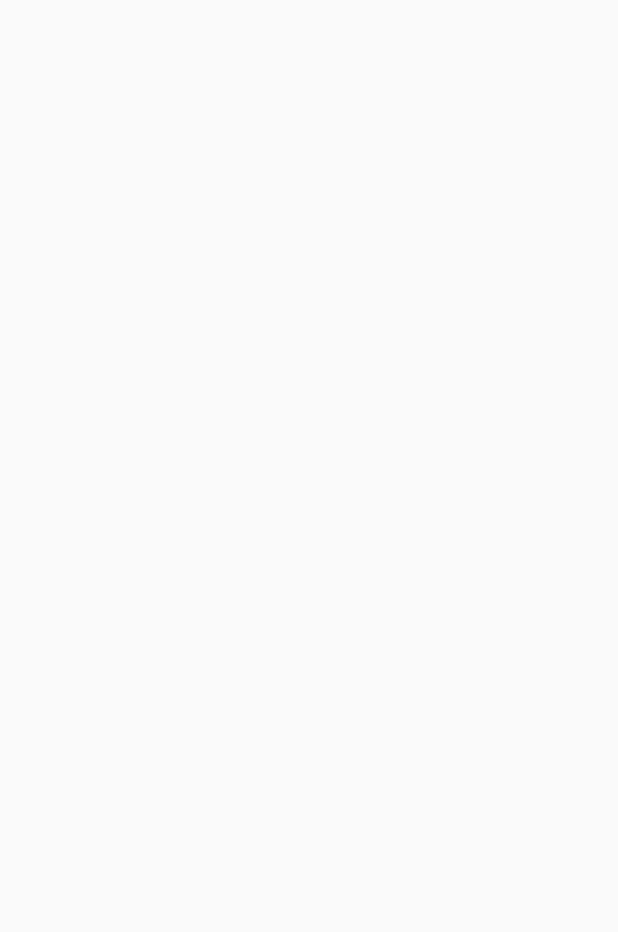
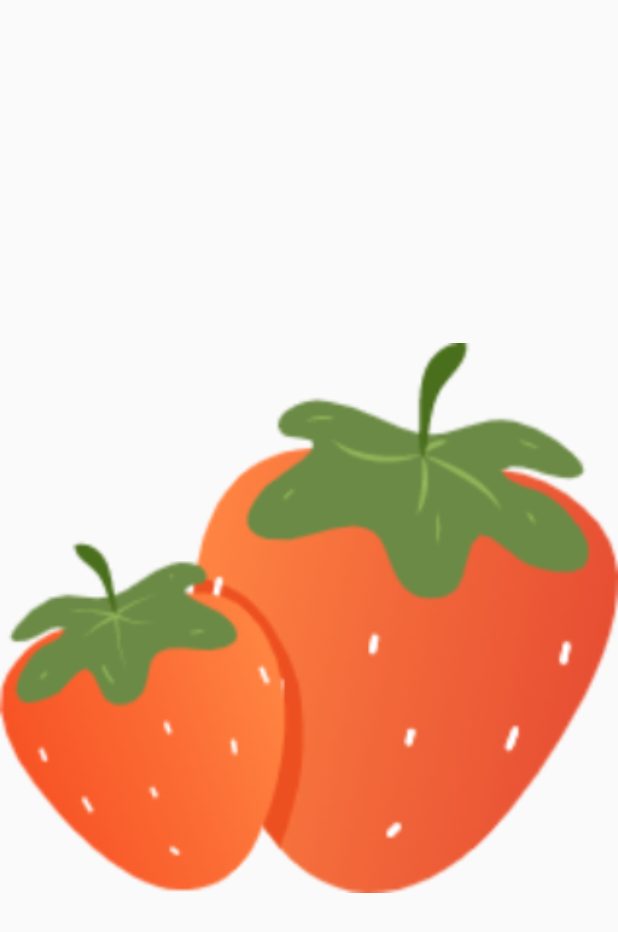
Before and after one commit to FENGZEYOU123/yfz_splashActivity, an Android app: the SplashOneActivity screen opened directly, with no data from a screen before it, on a phone screen of 412 x 824 dp. Before the commit the part shown is empty. Shown: the top 932 px of the screen. Run offline under Robolectric (Android 15) with nearby library versions, the phone set to English and light mode, and no system bars.

Commit message:
simple splash activity 1 finished

```diff
--- a/app/src/main/java/com/yfz/splash/MainActivity.java
+++ b/app/src/main/java/com/yfz/splash/MainActivity.java
@@ -6,6 +6,11 @@ import android.content.Intent;
 import android.os.Bundle;
 import android.view.View;
 
+/**
+ *  作者：游丰泽
+ *  简介：基础的导航页
+ *  图片涞源：iconfont.cn-littlefish-水果家族
+ */
 public class MainActivity extends AppCompatActivity {
 
     @Override
--- a/app/src/main/java/com/yfz/splash/SplashOneActivity.java
+++ b/app/src/main/java/com/yfz/splash/SplashOneActivity.java
@@ -1,14 +1,104 @@
 package com.yfz.splash;
 
+import androidx.annotation.NonNull;
 import androidx.appcompat.app.AppCompatActivity;
+import androidx.viewpager.widget.PagerAdapter;
+import androidx.viewpager.widget.ViewPager;
 
 import android.os.Bundle;
+import android.util.Log;
+import android.view.LayoutInflater;
+import android.view.View;
+import android.view.ViewGroup;
+import android.widget.Button;
+import android.widget.Toast;
 
+import java.util.ArrayList;
+
+/**
+ * 作者：游丰泽
+ * 简介：基础的导航页,翻到最后一页显示按钮
+ */
 public class SplashOneActivity extends AppCompatActivity {
 
+    private LayoutInflater layoutInflater;
+    private ViewPager mViewPager;
+    private ArrayList<View> mArrayList;
+    private View mView1,mView2,mView3;
+    private Button mButton;
     @Override
     protected void onCreate(Bundle savedInstanceState) {
         super.onCreate(savedInstanceState);
         setContentView(R.layout.activity_splash_one);
+        initialView();
+        initialViewPager();
     }
+    private void initialView(){
+        layoutInflater=getLayoutInflater().from(this);
+        mViewPager=findViewById(R.id.viewPager);
+        mButton=findViewById(R.id.button);
+        mView1=layoutInflater.inflate(R.layout.splash_one_view_1,null);
+        mView2=layoutInflater.inflate(R.layout.splash_one_view_2,null);
+        mView3=layoutInflater.inflate(R.layout.splash_one_view_3,null);
+        mArrayList=new ArrayList<>(); //将想要展示的view储存到数组中
+        mArrayList.add(mView1);
+        mArrayList.add(mView2);
+        mArrayList.add(mView3);
+        mViewPager.setAdapter(new ViewPagerAdapter()); //添加视图桥梁
+        mViewPager.setOnPageChangeListener(new ViewPagerChangeListener()); //监听页面状态
+        mViewPager.setOffscreenPageLimit(mArrayList.size()-1);  //允许最大view缓存数量
+        mViewPager.setOverScrollMode(mViewPager.OVER_SCROLL_NEVER); //去掉翻到顶页和尾页的水波纹
+    }
+    private void initialViewPager(){
+
+    }
+    //添加切换页面
+    class ViewPagerAdapter extends PagerAdapter{
+
+        @Override
+        public int getCount() {
+            return mArrayList.size(); //返回记录的view最大数量
+        }
+
+        @Override
+        public boolean isViewFromObject(@NonNull View view, @NonNull Object object) {
+            return view==object;
+        }
+
+        @Override
+        public Object instantiateItem(ViewGroup container, int position) {
+            Log.d("TAG", "instantiateItem: "+position);
+            container.addView(mArrayList.get(position));
+            return mArrayList.get(position);
+        }
+
+        @Override
+        public void destroyItem(ViewGroup container, int position, Object object) {
+            container.removeView(mArrayList.get(position));
+        }
+    }
+    //监听页面状态
+    class  ViewPagerChangeListener implements ViewPager.OnPageChangeListener {
+        @Override
+        public void onPageScrolled(int position, float positionOffset, int positionOffsetPixels) {
+        }
+        @Override
+        public void onPageSelected(int position) {  //翻到最后一页才显示按钮
+            if(position==mArrayList.size()-1){
+                mButton.setVisibility(View.VISIBLE);
+            }else {
+                mButton.setVisibility(View.GONE);
+            }
+        }
+        @Override
+        public void onPageScrollStateChanged(int state) {
+
+        }
+    }
+    //结束按钮
+    public void clickFinish(View view){
+        Toast.makeText(this,"结束导航页",Toast.LENGTH_SHORT).show();
+        finish();
+    }
+
 }
--- a/app/src/main/res/layout/activity_splash_one.xml
+++ b/app/src/main/res/layout/activity_splash_one.xml
@@ -5,5 +5,23 @@
     android:layout_width="match_parent"
     android:layout_height="match_parent"
     tools:context=".SplashOneActivity">
+    <androidx.viewpager.widget.ViewPager
+        android:id="@+id/viewPager"
+        android:layout_width="match_parent"
+        android:layout_height="match_parent">
+    </androidx.viewpager.widget.ViewPager>
+
+    <Button
+        android:visibility="gone"
+        android:id="@+id/button"
+        android:text="欢迎使用"
+        android:onClick="clickFinish"
+        app:layout_constraintBottom_toBottomOf="parent"
+        app:layout_constraintLeft_toLeftOf="parent"
+        app:layout_constraintRight_toRightOf="parent"
+        android:layout_marginBottom="20dp"
+        android:layout_width="wrap_content"
+        android:layout_height="wrap_content">
+    </Button>
 
 </androidx.constraintlayout.widget.ConstraintLayout>
--- /dev/null
+++ b/app/src/main/res/layout/splash_one_view_1.xml
@@ -0,0 +1,12 @@
+<?xml version="1.0" encoding="utf-8"?>
+<androidx.constraintlayout.widget.ConstraintLayout
+    xmlns:android="http://schemas.android.com/apk/res/android"
+    android:layout_width="match_parent"
+    android:layout_height="match_parent">
+    <ImageView
+        android:src="@drawable/strawberry"
+        android:layout_width="match_parent"
+        android:layout_height="match_parent">
+    </ImageView>
+
+</androidx.constraintlayout.widget.ConstraintLayout>
```
Also changed, not shown: app/src/main/res/layout/splash_one_view_2.xml (added, +12 -0 lines), app/src/main/res/layout/splash_one_view_3.xml (added, +12 -0 lines), app/src/main/res/drawable/banana.png (added), app/src/main/res/drawable/blueberry.png (added), app/src/main/res/drawable/cherry.png (added), app/src/main/res/drawable/pineapple.png (added), app/src/main/res/drawable/strawberry.png (added).
